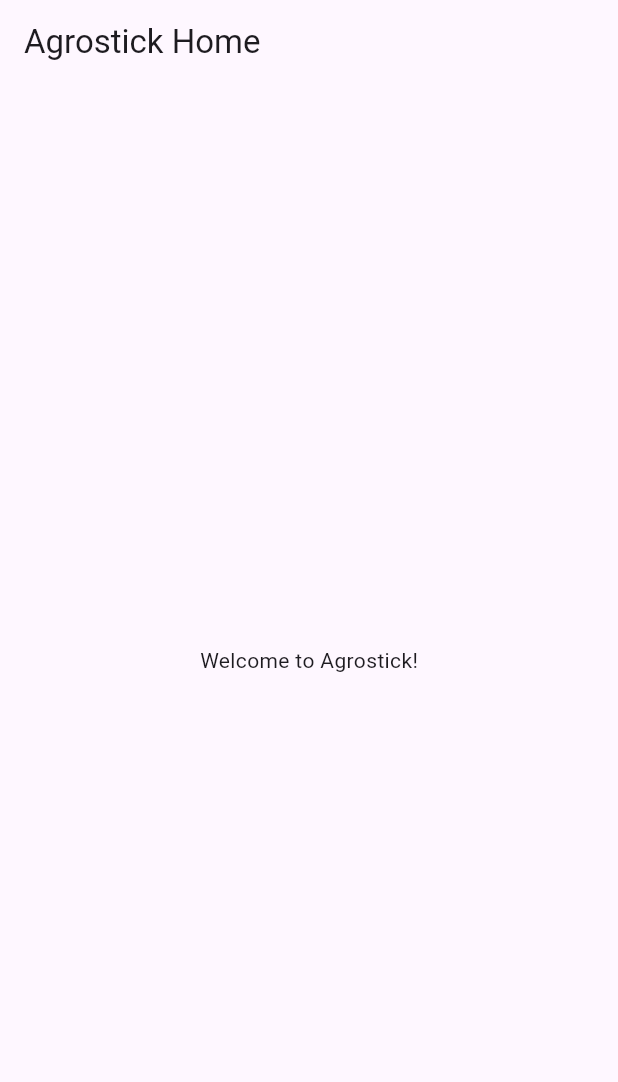
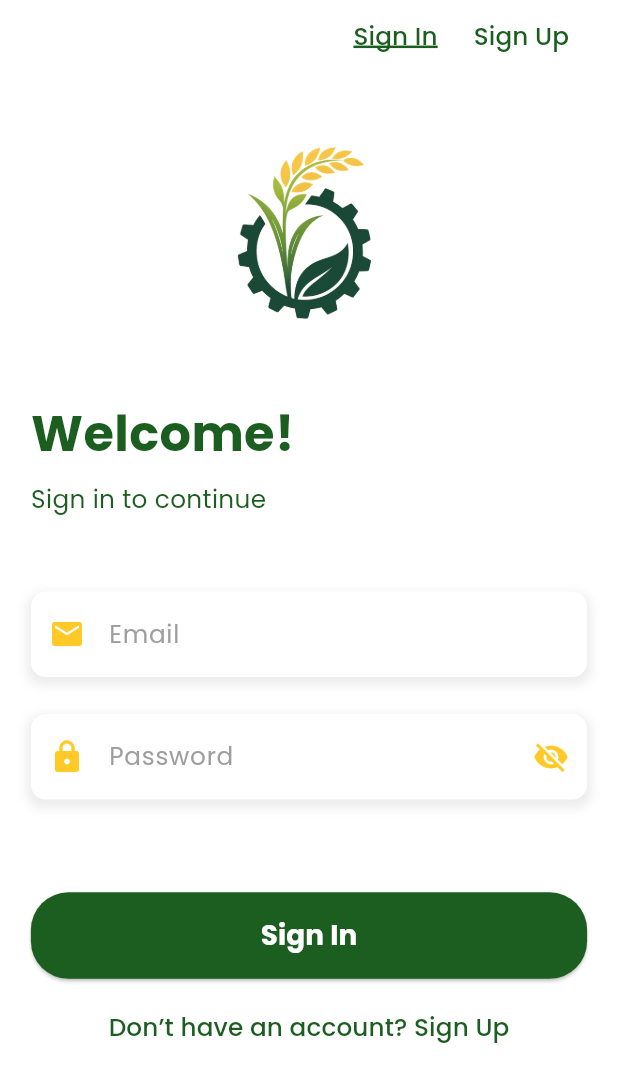
Before and after one commit to Shreesha001/AgroStick, a Flutter app: the screen it shows after launch, on a phone screen of 412 x 824 dp. Shown: the top 1082 px of the screen. Run offline on Flutter 3.47's test engine with Material 3 defaults, Android fonts, the phone set to English and light mode, and no system bars; our stand-ins replace firebase_auth, firebase_core, flutter_animate, google_fonts; accounts and stored records are empty.

Commit message:
feat(auth): add Login and Signup screens for user authentication

```diff
--- /dev/null
+++ b/lib/auth_screens/login_screen.dart
@@ -0,0 +1,303 @@
+import 'package:agro_stick/auth_screens/singup_screen.dart';
+import 'package:agro_stick/home_screen.dart';
+import 'package:flutter/material.dart';
+import 'package:google_fonts/google_fonts.dart';
+import 'package:firebase_auth/firebase_auth.dart';
+import 'package:agro_stick/theme/colors.dart';
+
+class LoginScreen extends StatefulWidget {
+  const LoginScreen({super.key});
+
+  @override
+  _LoginScreenState createState() => _LoginScreenState();
+}
+
+class _LoginScreenState extends State<LoginScreen> {
+  final _formKey = GlobalKey<FormState>();
+  final _emailController = TextEditingController();
+  final _passwordController = TextEditingController();
+  bool _isLoading = false;
+  bool _obscurePassword = true;
+
+  Future<void> _login() async {
+    if (_formKey.currentState!.validate()) {
+      setState(() {
+        _isLoading = true;
+      });
+      try {
+        await FirebaseAuth.instance.signInWithEmailAndPassword(
+          email: _emailController.text.trim(),
+          password: _passwordController.text.trim(),
+        );
+        if (mounted) {
+Navigator.pushReplacement(
+        context,
+        MaterialPageRoute(builder: (context) => const HomeScreen()),
+      );        }
+      } on FirebaseAuthException catch (e) {
+        String message;
+        switch (e.code) {
+          case 'user-not-found':
+            message = 'No user found with that email.';
+            break;
+          case 'wrong-password':
+            message = 'Incorrect password.';
+            break;
+          case 'invalid-email':
+            message = 'Invalid email format.';
+            break;
+          default:
+            message = 'Error: ${e.message}';
+        }
+        if (mounted) {
+          ScaffoldMessenger.of(context).showSnackBar(
+            SnackBar(content: Text(message)),
+          );
+        }
+      } finally {
+        if (mounted) {
+          setState(() {
+            _isLoading = false;
+          });
+        }
+      }
+    }
+  }
+
+  @override
+  void dispose() {
+    _emailController.dispose();
+    _passwordController.dispose();
+    super.dispose();
+  }
+
+  @override
+  Widget build(BuildContext context) {
+    final screenHeight = MediaQuery.of(context).size.height;
+    final screenWidth = MediaQuery.of(context).size.width;
+
+    return Scaffold(
+      backgroundColor: AppColors.textPrimary, // White background
+      body: SizedBox(
+        height: screenHeight,
+        child: Stack(
+          children: [
+            SafeArea(
+              child: SingleChildScrollView(
+                child: Padding(
+                  padding: EdgeInsets.symmetric(horizontal: screenWidth * 0.05),
+                  child: Column(
+                    crossAxisAlignment: CrossAxisAlignment.start,
+                    children: [
+                      Align(
+                        alignment: Alignment.centerRight,
+                        child: Row(
+                          mainAxisSize: MainAxisSize.min,
+                          children: [
+                            TextButton(
+                              onPressed: () {},
+                              child: Text(
+                                'Sign In',
+                                style: GoogleFonts.poppins(
+                                  color: AppColors.deepGreen,
+                                  fontSize: screenWidth * 0.04,
+                                  decoration: TextDecoration.underline,
+                                  decorationThickness: 2,
+                                  decorationColor: AppColors.deepGreen,
+                                ),
+                              ),
+                            ),
+                            TextButton(
+                              onPressed: () {
+                                Navigator.push(
+                                  context,
+                                  MaterialPageRoute(builder: (context) => const SignupScreen()),
+                                );
+                              },
+                              child: Text(
+                                'Sign Up',
+                                style: GoogleFonts.poppins(
+                                  color: AppColors.deepGreen,
+                                  fontSize: screenWidth * 0.04,
+                                ),
+                              ),
+                            ),
+                          ],
+                        ),
+                      ),
+                      SizedBox(height: screenHeight * 0.04),
+                      Center(
+                        child: Image.asset(
+                          'assets/logo.png',
+                          width: 160,
+                          height: 160,
+                        ),
+                      ),
+                      SizedBox(height: screenHeight * 0.03),
+                      Text(
+                        'Welcome!',
+                        style: GoogleFonts.poppins(
+                          fontSize: screenWidth * 0.08,
+                          fontWeight: FontWeight.bold,
+                          color: AppColors.deepGreen,
+                        ),
+                      ),
+                      SizedBox(height: screenHeight * 0.01),
+                      Text(
+                        'Sign in to continue',
+                        style: GoogleFonts.poppins(
+                          fontSize: screenWidth * 0.04,
+                          color: AppColors.deepGreen,
+                        ),
+                      ),
+                      SizedBox(height: screenHeight * 0.06),
+                      Form(
+                        key: _formKey,
+                        child: Column(
+                          children: [
+                            _buildTextField(
+                              controller: _emailController,
+                              hintText: 'Email',
+                              icon: Icons.email,
+                              keyboardType: TextInputType.emailAddress,
+                              validator: (value) {
+                                if (value == null || value.isEmpty) {
+                                  return 'Please enter your email';
+                                }
+                                if (!RegExp(r'^[\w-\.]+@([\w-]+\.)+[\w-]{2,4}$').hasMatch(value)) {
+                                  return 'Enter a valid email address';
+                                }
+                                return null;
+                              },
+                            ),
+                            SizedBox(height: screenHeight * 0.03),
+                            _buildTextField(
+                              controller: _passwordController,
+                              hintText: 'Password',
+                              icon: Icons.lock,
+                              obscureText: _obscurePassword,
+                              suffixIcon: IconButton(
+                                icon: Icon(
+                                  _obscurePassword ? Icons.visibility_off : Icons.visibility,
+                                  color: AppColors.goldenAccent,
+                                ),
+                                onPressed: () {
+                                  setState(() {
+                                    _obscurePassword = !_obscurePassword;
+                                  });
+                                },
+                              ),
+                              validator: (value) {
+                                if (value == null || value.isEmpty) {
+                                  return 'Please enter your password';
+                                }
+                                if (value.length < 6) {
+                                  return 'Password must be at least 6 characters';
+                                }
+                                return null;
+                              },
+                            ),
+                            SizedBox(height: screenHeight * 0.075),
+                            _isLoading
+                                ? CircularProgressIndicator(
+                                    valueColor: AlwaysStoppedAnimation<Color>(AppColors.deepGreen),
+                                  )
+                                : ElevatedButton(
+                                    onPressed: _login,
+                                    style: ElevatedButton.styleFrom(
+                                      backgroundColor: AppColors.deepGreen,
+                                      minimumSize: Size(double.infinity, screenHeight * 0.07),
+                                      shape: RoundedRectangleBorder(
+                                        borderRadius: BorderRadius.circular(25),
+                                      ),
+                                    ),
+                                    child: Text(
+                                      'Sign In',
+                                      style: GoogleFonts.poppins(
+                                        fontSize: screenWidth * 0.045,
+                                        fontWeight: FontWeight.bold,
+                                        color: AppColors.textPrimary,
+                                      ),
+                                    ),
+                                  ),
+                          ],
+                        ),
+                      ),
+                      SizedBox(height: screenHeight * 0.01),
+                      Center(
+                        child: TextButton(
+                          onPressed: () {
+                            Navigator.push(
+                              context,
+                              MaterialPageRoute(builder: (context) => const SignupScreen()),
+                            );
+                          },
+                          child: Text(
+                            'Don’t have an account? Sign Up',
+                            style: GoogleFonts.poppins(
+                              fontSize: screenWidth * 0.04,
+                              color: AppColors.deepGreen,
+                            ),
+                          ),
+                        ),
+                      ),
+                    ],
+                  ),
+                ),
+              ),
+            ),
+          ],
+        ),
+      ),
+    );
+  }
+
+  Widget _buildTextField({
+    required TextEditingController controller,
+    required String hintText,
+    required IconData icon,
+    bool obscureText = false,
+    Widget? suffixIcon,
+    TextInputType keyboardType = TextInputType.text,
+    String? Function(String?)? validator,
+  }) {
+    final screenWidth = MediaQuery.of(context).size.width;
+
+    return Container(
+      decoration: BoxDecoration(
+        // color: AppColors.whiteColor,
+        color: Colors.white,
+        borderRadius: BorderRadius.circular(10),
+        boxShadow: [
+          BoxShadow(
+            // color: AppColors.greyColor.withOpacity(0.2),
+            color: Colors.grey.withOpacity(0.2),
+            spreadRadius: 2,
+            blurRadius: 5,
+            offset: const Offset(0, 3),
+          ),
+        ],
+      ),
+      child: TextFormField(
+        controller: controller,
+        obscureText: obscureText,
+        keyboardType: keyboardType,
+        decoration: InputDecoration(
+          prefixIcon: Icon(icon, color: AppColors.goldenAccent),
+          hintText: hintText,
+          hintStyle: GoogleFonts.poppins(
+            // color: AppColors.greyColor,
+            color: Colors.grey,
+            fontSize: screenWidth * 0.04,
+          ),
+          border: OutlineInputBorder(
+            borderRadius: BorderRadius.circular(10),
+            borderSide: BorderSide.none,
+          ),
+          suffixIcon: suffixIcon,
+        ),
+        validator: validator,
+      ),
+    );
+  }
+}
--- a/lib/main.dart
+++ b/lib/main.dart
@@ -1,30 +1,23 @@
 import 'package:agro_stick/splash_screen/splash_screen.dart';
 import 'package:flutter/material.dart';
 import 'package:firebase_core/firebase_core.dart';
-import 'firebase_options.dart'; // Import the generated file
+import 'firebase_options.dart';
 
 void main() async {
   WidgetsFlutterBinding.ensureInitialized();
-
-  await Firebase.initializeApp(
-    options: DefaultFirebaseOptions.currentPlatform,
-  );
-
+  await Firebase.initializeApp(options: DefaultFirebaseOptions.currentPlatform);
   runApp(const MyApp());
 }
 
 class MyApp extends StatelessWidget {
   const MyApp({super.key});
-
   @override
   Widget build(BuildContext context) {
     return MaterialApp(
+      debugShowCheckedModeBanner: false,
       title: 'Agrostick App',
-      debugShowCheckedModeBanner: false,
-      theme: ThemeData(
-        primarySwatch: Colors.green,
-      ),
-      home: const SplashScreen(), // Set SplashScreen as the initial screen
+      theme: ThemeData(primarySwatch: Colors.green),
+      home: const SplashScreen(),
     );
   }
 }
--- a/lib/splash_screen/splash_screen.dart
+++ b/lib/splash_screen/splash_screen.dart
@@ -1,3 +1,4 @@
+import 'package:agro_stick/auth_screens/login_screen.dart';
 import 'package:flutter/material.dart';
 import 'package:flutter_animate/flutter_animate.dart';
 import 'package:google_fonts/google_fonts.dart';
@@ -18,7 +19,7 @@ class _SplashScreenState extends State<SplashScreen> {
     Future.delayed(const Duration(seconds: 3), () {
       Navigator.pushReplacement(
         context,
-        MaterialPageRoute(builder: (context) => const HomeScreen()),
+        MaterialPageRoute(builder: (context) => const LoginScreen()),
       );
     });
   }
@@ -44,8 +45,8 @@ class _SplashScreenState extends State<SplashScreen> {
               // Logo with simple fade-in and scale
               Image.asset(
                 'assets/logo.png', // Replace with your logo image
-                width: 160,
-                height: 160,
+                width: 200,
+                height: 200,
               )
                   .animate()
                   .fadeIn(duration: 1000.ms)
@@ -111,16 +112,3 @@ class _SplashScreenState extends State<SplashScreen> {
     );
   }
 }
-
-// Placeholder for the next screen
-class HomeScreen extends StatelessWidget {
-  const HomeScreen({super.key});
-
-  @override
-  Widget build(BuildContext context) {
-    return Scaffold(
-      appBar: AppBar(title: const Text('Agrostick Home')),
-      body: const Center(child: Text('Welcome to Agrostick!')),
-    );
-  }
-}
--- a/lib/theme/colors.dart
+++ b/lib/theme/colors.dart
@@ -6,4 +6,9 @@ class AppColors {
   static const Color goldenAccent = Color(0xFFFFCA28); // Gold for loader
   static const Color textPrimary = Color(0xFFFFFFFF); // White for text
   static const Color shadowColor = Color(0xFF000000); // Black for subtle shadow
+  static const Color backgroundColor = Color(0xFFF1F8E9); // Light greenish background
+  static const Color whiteColor = Color(0xFFFFFFFF);
+  static const Color greyColor = Color(0xFF757575);
+  static const Color primaryGreen = Color(0xFF464f84);
+  static const Color shadowGrey = Color(0xFF616161);
 }
--- a/pubspec.yaml
+++ b/pubspec.yaml
@@ -37,6 +37,7 @@ dependencies:
   firebase_core: ^4.1.0
   flutter_animate: ^4.5.2
   google_fonts: ^6.3.1
+  firebase_auth: ^6.0.2
 
 dev_dependencies:
   flutter_test:
```
Also changed, not shown: lib/auth_screens/singup_screen.dart (added, +342 -0 lines), lib/home_screen.dart (added, +41 -0 lines), pubspec.lock, 3 other files.
